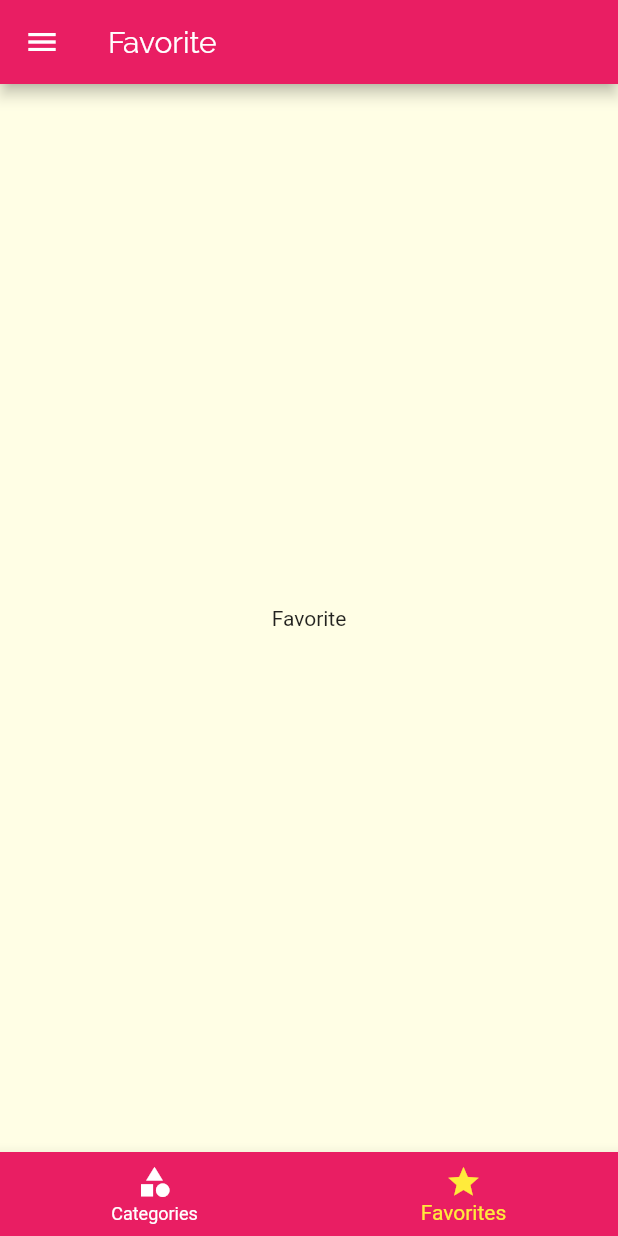
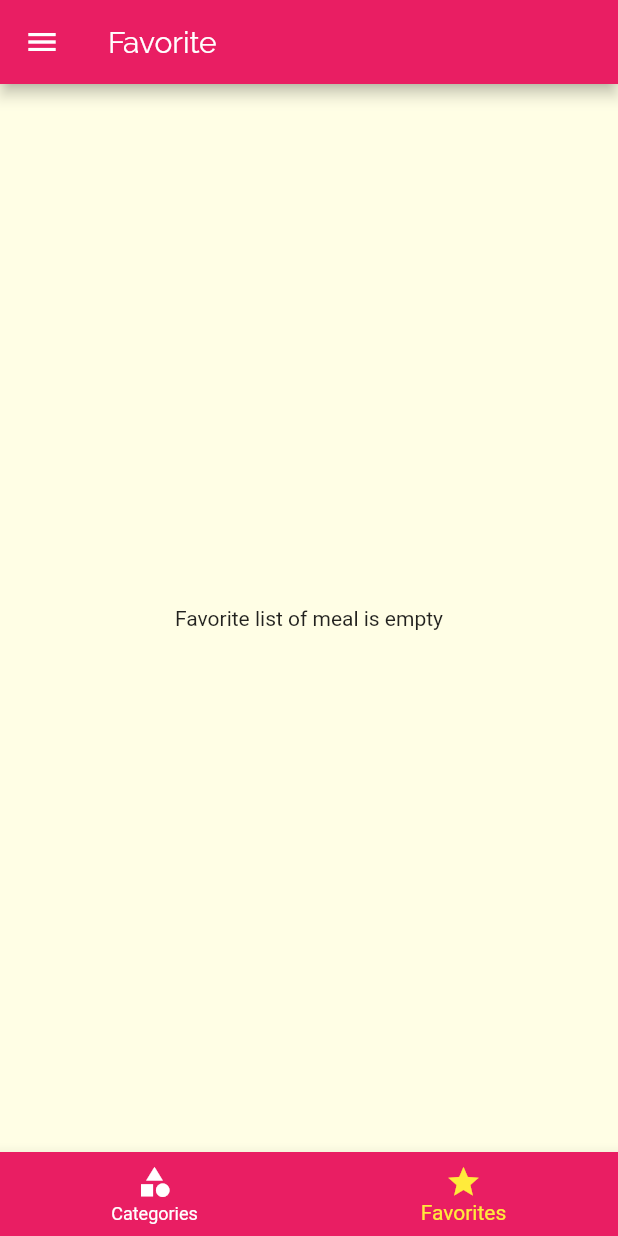
Before and after one commit to Satya190597/FlutterApplications, a Flutter app: the screen it shows after launch, item 2 of the bottom bar chosen, on a phone screen of 412 x 824 dp. Run offline on Flutter 3.47's test engine with Material 2 defaults, Android fonts, the phone set to English and light mode, and no system bars.

Commit message:
Add Favourite Meal Functionality Added

```diff
--- a/recipe_app/lib/main.dart
+++ b/recipe_app/lib/main.dart
@@ -22,7 +22,45 @@ class RecipeApp extends StatefulWidget {
 class RecipeAppState extends State<RecipeApp>
 {
 
+  // List of meal.
   List<Meal> _availabelMeal = DUMMY_MEALS;
+
+  // List of favourite meal.
+  List<Meal> _favouriteMeal = [];
+
+  void favouriteToggleHandler(String id) {
+    print('Meal Id -> ${id}');
+
+    final indexOfMeal = _favouriteMeal.indexWhere((element) => element.id == id);
+
+    print('Index Of Meal ${indexOfMeal}');
+
+    if(indexOfMeal >= 0) {
+      setState(() {
+        _favouriteMeal.removeAt(indexOfMeal);
+      });
+
+    }
+    else {
+      setState(() {
+        _favouriteMeal.add(
+            _availabelMeal.firstWhere((element) => element.id == id));
+      });
+
+    }
+
+
+
+
+  }
+
+  // Check If The Meal Is In Favourite List.
+
+  bool isMealMarkedAdFavourite(String id) {
+    final index = _favouriteMeal.indexWhere((element) => element.id == id);
+
+    return index >=0 ? true : false;
+  }
 
   Map<String,bool> _filters = {
     'gluten': false,
@@ -68,10 +106,10 @@ class RecipeAppState extends State<RecipeApp>
           )
         )
       ),
-      home: TabScreen(),
+      home: TabScreen(_favouriteMeal),
       routes: {
         CategoryMealsScreen.routeName: (context) => CategoryMealsScreen(this._availabelMeal),
-        MealDetailScreen.routeName: (context) => MealDetailScreen(),
+        MealDetailScreen.routeName: (context) => MealDetailScreen(this.favouriteToggleHandler,this.isMealMarkedAdFavourite),
         FilterScreen.route_name: (context) => FilterScreen(this.setFilters,this._filters)
       },
     );
--- a/recipe_app/lib/screens/favorite_screens.dart
+++ b/recipe_app/lib/screens/favorite_screens.dart
@@ -1,11 +1,45 @@
 import 'package:flutter/material.dart';
+import '../models/Meal.dart';
+import '../widgets/meal_item.dart';
 
-class FavoriteScreen extends StatelessWidget {
+class FavoriteScreen extends StatefulWidget {
+
+  final List<Meal> _favouriteMeal;
+
+  FavoriteScreen(this._favouriteMeal);
+
+  FavoriteScreenState createState() {
+    return FavoriteScreenState();
+  }
+
+}
+
+class FavoriteScreenState extends State<FavoriteScreen> {
+
+  String reloadFlag;
+  // DIRTY METHOD TO RELOAD THE SCREEN.
+  void _reload(String id) {
+    setState(() {
+      reloadFlag = id;
+    });
+  }
 
   @override
   Widget build(BuildContext context) {
     return Center(
-      child: Text('Favorite')
+      child: widget._favouriteMeal.length <= 0 ?
+      Text('Favorite list of meal is empty') :
+      ListView.builder(itemBuilder: (ctx,item) {
+        return MealItem(
+          id: widget._favouriteMeal[item].id,
+          title: widget._favouriteMeal[item].title,
+          imageUrl: widget._favouriteMeal[item].imageUrl,
+          duration: widget._favouriteMeal[item].duration,
+          complexity: widget._favouriteMeal[item].complexity,
+          affordability: widget._favouriteMeal[item].affordability,
+          checkItemHandler: this._reload,
+        );
+      },itemCount: widget._favouriteMeal.length,)
     );
   }
 
--- a/recipe_app/lib/screens/filter_screen.dart
+++ b/recipe_app/lib/screens/filter_screen.dart
@@ -1,5 +1,6 @@
 import 'package:flutter/material.dart';
 import '../widgets/main_drawer.dart';
+
 
 class FilterScreen extends StatefulWidget {
 
--- a/recipe_app/lib/screens/tab_screens.dart
+++ b/recipe_app/lib/screens/tab_screens.dart
@@ -2,8 +2,14 @@ import 'package:flutter/material.dart';
 import '../screens/categories_screen.dart';
 import '../screens/favorite_screens.dart';
 import '../widgets/main_drawer.dart';
+import '../models/Meal.dart';
 
 class TabScreen extends StatefulWidget {
+
+  final List<Meal> _favouriteMeal;
+
+  TabScreen(this._favouriteMeal);
+
   TabScreenState createState() {
     return TabScreenState();
   }
@@ -11,15 +17,18 @@ class TabScreen extends StatefulWidget {
 
 class TabScreenState extends State<TabScreen> {
 
-  List<Map<String,Object>> listOfPages = [
-    {'page':CategoriesScreen(),'title':'Categories'},
-    {'page':FavoriteScreen(),'title':'Favorite'}
-  ];
 
-  List<Widget> listOfWidget = [
-    CategoriesScreen(),
-    FavoriteScreen()
-  ];
+
+  List<Map<String,Object>> listOfPages;
+
+  @override
+  initState() {
+    listOfPages = [
+      {'page':CategoriesScreen(),'title':'Categories'},
+      {'page':FavoriteScreen(widget._favouriteMeal),'title':'Favorite'}
+    ];
+    super.initState();
+  }
 
   int selectedPageIndex = 0;
 
```
Also changed, not shown: recipe_app/lib/screens/meal_detail_screen.dart (+10 -2 lines).
